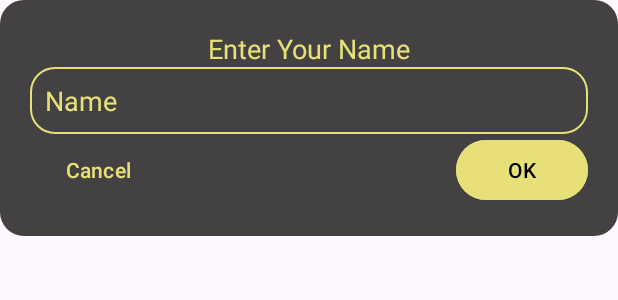
After one commit to JanAlif/RentRide_FERI_DigitalTwin, an Android app: the layout nameinput.xml on its own in the app's theme, with its tools: preview values and no code run, on a phone screen of 412 x 824 dp. The commit adds this screen. Shown: the top 300 px of the screen. Run offline under Robolectric (Android 15) with nearby library versions, the phone set to English and light mode, and no system bars.

Commit message:
Added username input and changed title

```diff
--- a/PORA_projektna/androidApp/app/src/main/java/com/example/poraproject/LandingActivity.kt
+++ b/PORA_projektna/androidApp/app/src/main/java/com/example/poraproject/LandingActivity.kt
@@ -39,10 +39,10 @@ class LandingActivity : AppCompatActivity() {
         }
 
         // Accident report button click listener
-        binding.accidentReport.setOnClickListener {
+        /*binding.accidentReport.setOnClickListener {
             val intent = Intent(this, SimulatedCrashActivity::class.java)
             startActivity(intent)
-        }
+        }*/
     }
 
     // Function to check if all required permissions are granted
--- a/PORA_projektna/androidApp/app/src/main/res/drawable/letter_a_svgrepo_com.xml
+++ b/PORA_projektna/androidApp/app/src/main/res/drawable/letter_a_svgrepo_com.xml
@@ -1,8 +1,8 @@
 <vector xmlns:android="http://schemas.android.com/apk/res/android"
-    android:height="100dp"
+    android:height="64dp"
     android:viewportHeight="64"
     android:viewportWidth="64"
-    android:width="100dp">
+    android:width="64dp">
 
     <!-- Background Circle -->
     <path
--- a/PORA_projektna/androidApp/app/src/main/res/drawable/letter_d_svgrepo_com.xml
+++ b/PORA_projektna/androidApp/app/src/main/res/drawable/letter_d_svgrepo_com.xml
@@ -1,8 +1,8 @@
 <vector xmlns:android="http://schemas.android.com/apk/res/android"
-    android:height="100dp"
+    android:height="64dp"
     android:viewportHeight="64"
     android:viewportWidth="64"
-    android:width="100dp">
+    android:width="64dp">
 
     <!-- Background Circle -->
     <path
--- a/PORA_projektna/androidApp/app/src/main/res/drawable/letter_e_svgrepo_com.xml
+++ b/PORA_projektna/androidApp/app/src/main/res/drawable/letter_e_svgrepo_com.xml
@@ -1,8 +1,8 @@
 <vector xmlns:android="http://schemas.android.com/apk/res/android"
-    android:height="100dp"
+    android:height="64dp"
     android:viewportHeight="64"
     android:viewportWidth="64"
-    android:width="100dp">
+    android:width="64dp">
 
 
     <!-- Letter E -->
--- a/PORA_projektna/androidApp/app/src/main/res/drawable/letter_i_svgrepo_com.xml
+++ b/PORA_projektna/androidApp/app/src/main/res/drawable/letter_i_svgrepo_com.xml
@@ -1,8 +1,8 @@
 <vector xmlns:android="http://schemas.android.com/apk/res/android"
-    android:height="100dp"
+    android:height="64dp"
     android:viewportHeight="64"
     android:viewportWidth="64"
-    android:width="100dp">
+    android:width="64dp">
 
     <!-- Letter I -->
     <path
--- a/PORA_projektna/androidApp/app/src/main/res/drawable/letter_n_svgrepo_com.xml
+++ b/PORA_projektna/androidApp/app/src/main/res/drawable/letter_n_svgrepo_com.xml
@@ -1,4 +1,4 @@
-<vector xmlns:android="http://schemas.android.com/apk/res/android" android:height="100dp" android:viewportHeight="64" android:viewportWidth="64" android:width="100dp">
+<vector xmlns:android="http://schemas.android.com/apk/res/android" android:height="64dp" android:viewportHeight="64" android:viewportWidth="64" android:width="64dp">
 
     <path android:fillColor="@color/paleYellow" android:pathData="M43.762,46.508h-6.061L25.889,25.92v20.588h-5.65L20.239,17.492h6.357l11.518,20.231L38.114,17.492h5.648v29.016z"/>
 
--- a/PORA_projektna/androidApp/app/src/main/res/drawable/letter_r_svgrepo_com.xml
+++ b/PORA_projektna/androidApp/app/src/main/res/drawable/letter_r_svgrepo_com.xml
@@ -1,8 +1,8 @@
 <vector xmlns:android="http://schemas.android.com/apk/res/android"
-    android:height="100dp"
+    android:height="64dp"
     android:viewportHeight="64"
     android:viewportWidth="64"
-    android:width="100dp">
+    android:width="64dp">
 
 
     <!-- Letter R -->
--- a/PORA_projektna/androidApp/app/src/main/res/drawable/letter_t_svgrepo_com.xml
+++ b/PORA_projektna/androidApp/app/src/main/res/drawable/letter_t_svgrepo_com.xml
@@ -1,4 +1,4 @@
-<vector xmlns:android="http://schemas.android.com/apk/res/android" android:height="100dp" android:viewportHeight="64" android:viewportWidth="64" android:width="100dp">
+<vector xmlns:android="http://schemas.android.com/apk/res/android" android:height="64dp" android:viewportHeight="64" android:viewportWidth="64" android:width="64dp">
 
     <path android:fillColor="@color/paleYellow" android:pathData="M43.754,20.629h-8.682v23.878h-6.104V22.629h-8.721v-5.138h23.506v5.138z"/>
 
--- /dev/null
+++ b/PORA_projektna/androidApp/app/src/main/res/drawable/rounded_dialog.xml
@@ -0,0 +1,5 @@
+<?xml version="1.0" encoding="utf-8"?>
+<shape xmlns:android="http://schemas.android.com/apk/res/android">
+    <solid android:color="@color/lightGray" />
+    <corners android:radius="16dp" />
+</shape>
--- /dev/null
+++ b/PORA_projektna/androidApp/app/src/main/res/drawable/rounded_name_input.xml
@@ -0,0 +1,6 @@
+<?xml version="1.0" encoding="utf-8"?>
+<shape xmlns:android="http://schemas.android.com/apk/res/android">
+    <solid android:color="@color/lightGray" />
+    <stroke android:width="1dp" android:color="@color/paleYellow" />
+    <corners android:radius="16dp" />
+</shape>
--- /dev/null
+++ b/PORA_projektna/androidApp/app/src/main/res/layout/nameinput.xml
@@ -0,0 +1,63 @@
+<?xml version="1.0" encoding="utf-8"?>
+<androidx.constraintlayout.widget.ConstraintLayout xmlns:android="http://schemas.android.com/apk/res/android"
+    android:layout_width="match_parent"
+    android:layout_height="wrap_content"
+    xmlns:app="http://schemas.android.com/apk/res-auto"
+    android:padding="20dp"
+    android:backgroundTint="@color/lightGray"
+    android:background="@drawable/rounded_dialog">
+
+    <TextView
+        android:id="@+id/dialog_title"
+        android:layout_width="0dp"
+        android:layout_height="wrap_content"
+        android:text="Enter Your Name"
+        android:textSize="18sp"
+        android:textColor="@color/paleYellow"
+        android:gravity="center"
+        android:layout_marginBottom="10dp"
+        app:layout_constraintTop_toTopOf="parent"
+        app:layout_constraintStart_toStartOf="parent"
+        app:layout_constraintEnd_toEndOf="parent" />
+
+    <EditText
+        android:id="@+id/name_input"
+        android:layout_width="0dp"
+        android:layout_height="wrap_content"
+        android:hint="Name"
+        android:textColorHint="@color/paleYellow"
+        android:textColor="@color/paleYellow"
+        android:padding="10dp"
+        android:background="@drawable/rounded_name_input"
+        android:inputType="text"
+        app:layout_constraintTop_toBottomOf="@id/dialog_title"
+        app:layout_constraintStart_toStartOf="parent"
+        app:layout_constraintEnd_toEndOf="parent" />
+
+    <Button
+        android:id="@+id/cancel_button"
+        android:layout_width="wrap_content"
+        android:layout_height="wrap_content"
+        android:text="Cancel"
+        android:textColor="@color/paleYellow"
+        android:backgroundTint="@color/lightGray"
+        android:layout_marginEnd="8dp"
+        app:layout_constraintTop_toBottomOf="@id/name_input"
+        app:layout_constraintStart_toStartOf="parent"
+        app:layout_constraintBottom_toBottomOf="parent"
+         />
+
+    <!-- OK Button -->
+    <Button
+        android:id="@+id/ok_button"
+        android:layout_width="wrap_content"
+        android:layout_height="wrap_content"
+        android:text="OK"
+        android:textColor="@android:color/black"
+        android:backgroundTint="@color/paleYellow"
+        app:layout_constraintTop_toBottomOf="@id/name_input"
+        app:layout_constraintEnd_toEndOf="parent"
+        app:layout_constraintBottom_toBottomOf="parent"
+         />
+
+</androidx.constraintlayout.widget.ConstraintLayout>
```
Also changed, not shown: PORA_projektna/androidApp/app/src/main/java/com/example/poraproject/MapActivity.kt (+38 -0 lines), PORA_projektna/androidApp/app/src/main/res/drawable/letter_c_svgrepo_com.xml (added, +16 -0 lines), PORA_projektna/androidApp/app/src/main/res/drawable/letter_h_svgrepo_com.xml (added, +16 -0 lines), PORA_projektna/androidApp/app/src/main/res/drawable/letter_s_svgrepo_com.xml (added, +17 -0 lines), PORA_projektna/androidApp/app/src/main/res/layout/landing_activity.xml (+61 -37 lines).
